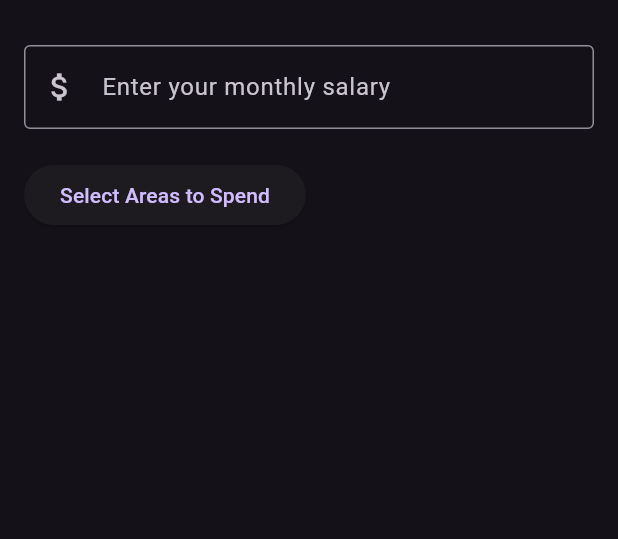
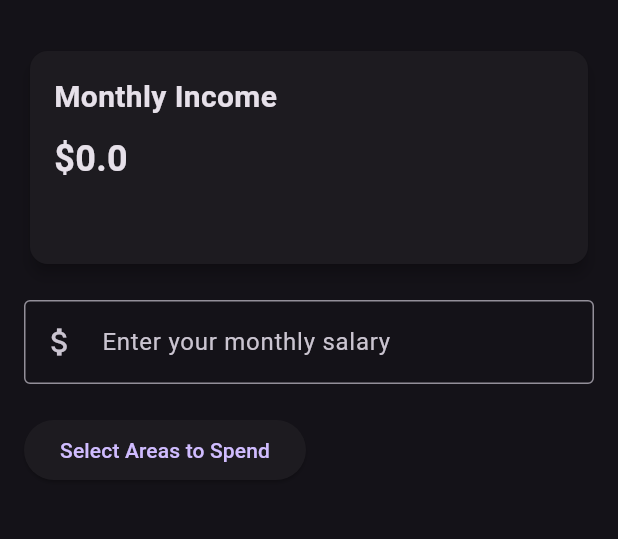
Before and after one commit to DisaruG/BudgetApp, a Flutter app: the SalaryInputPage screen opened directly, on a phone screen of 412 x 824 dp, the part 63-602 px from its top. Run offline on Flutter 3.47's test engine with Material 3 defaults, Android fonts, the phone set to English and light mode, and no system bars.

Commit message:
Update salary_input_page.dart

```diff
--- a/lib/salary_input_page.dart
+++ b/lib/salary_input_page.dart
@@ -1,5 +1,4 @@
 import 'package:flutter/material.dart';
-
 import 'category_selection_page.dart';
 
 class SalaryInputPage extends StatefulWidget {
@@ -47,6 +46,33 @@ class SalaryInputPageState extends State<SalaryInputPage> {
         child: Column(
           crossAxisAlignment: CrossAxisAlignment.start,
           children: [
+            // Income Display Card
+            SizedBox(
+              width: double.infinity,
+              height: 150, // Adjust the height as needed
+              child: Card(
+                elevation: 4.0,
+                child: Padding(
+                  padding: const EdgeInsets.all(16.0),
+                  child: Column(
+                    crossAxisAlignment: CrossAxisAlignment.start,
+                    children: [
+                      const Text(
+                        'Monthly Income',
+                        style: TextStyle(fontSize: 20, fontWeight: FontWeight.bold),
+                      ),
+                      const SizedBox(height: 10),
+                      Text(
+                        '\$$_salary', // Display the formatted salary here
+                        style: const TextStyle(fontSize: 24, fontWeight: FontWeight.bold),
+                      ),
+                    ],
+                  ),
+                ),
+              ),
+            ),
+            const SizedBox(height: 20),
+
             // Salary Input
             TextField(
               keyboardType: TextInputType.number,
@@ -58,12 +84,14 @@ class SalaryInputPageState extends State<SalaryInputPage> {
               onChanged: _onSalaryChanged,
             ),
             const SizedBox(height: 20),
+
             // Category Selection Button
             ElevatedButton(
               onPressed: _navigateToCategorySelection,
               child: const Text('Select Areas to Spend'),
             ),
             const SizedBox(height: 20),
+
             // Display Selected Categories
             if (_selectedCategories.isNotEmpty) ...[
               const Text('Selected Areas:', style: TextStyle(fontSize: 18, fontWeight: FontWeight.bold)),
```
